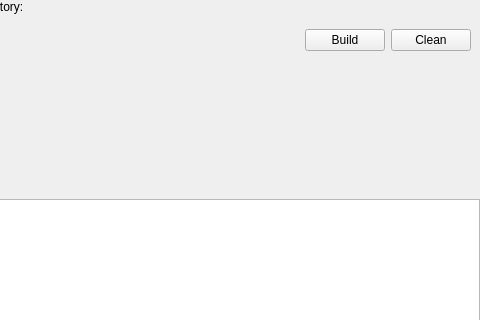
ABBAPOH/qbs-ui, file mainwindow.ui: the form before one commit; both pictures show x 320 to 800 and y 0 to 320 of the 800 by 600 pixel window.
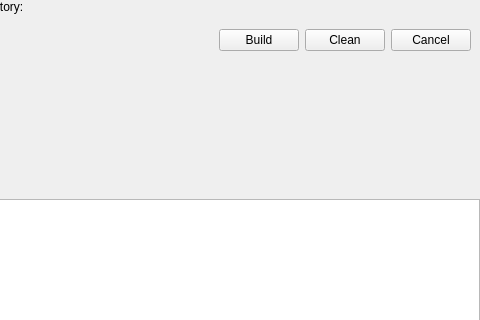
The form after the commit. Custom widgets are drawn as their Qt base class.

Commit message: Add cancel button

```diff
--- a/mainwindow.ui
+++ b/mainwindow.ui
@@ -82,6 +82,13 @@
              </property>
             </widget>
            </item>
+           <item>
+            <widget class="QPushButton" name="cancelButton">
+             <property name="text">
+              <string>Cancel</string>
+             </property>
+            </widget>
+           </item>
           </layout>
          </widget>
         </item>
```
The commit also changes 2 other files.
